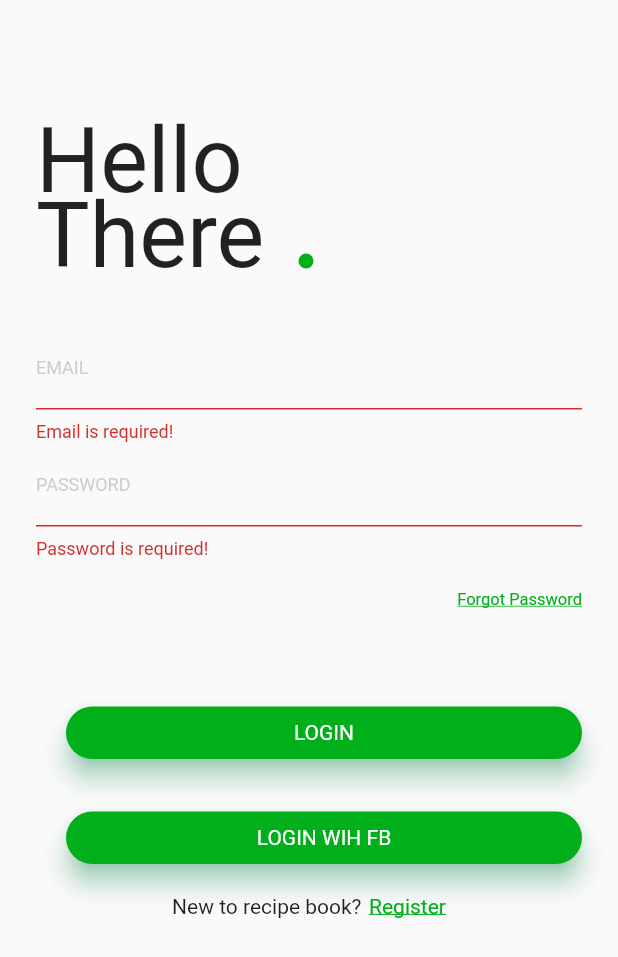
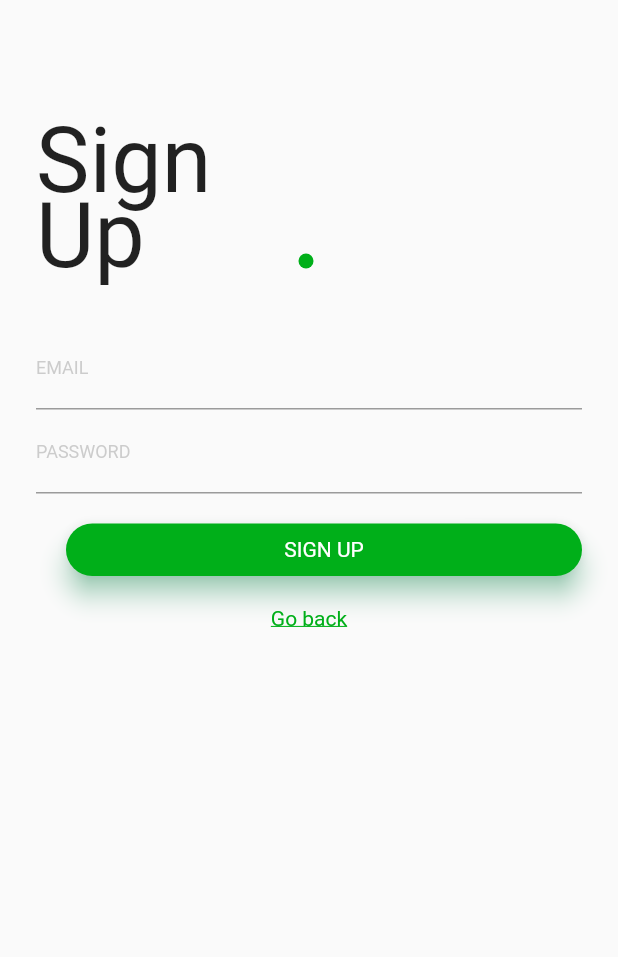
Before and after one commit to niktin04/RecipeBook, a Flutter app: the screen it shows after launch, after a tap on "LOGIN", after a tap on "Register", on a phone screen of 412 x 824 dp. Shown: the top 957 px of the screen. Run offline on Flutter 3.47's test engine with Material 2 defaults, Android fonts, the phone set to English and light mode, and no system bars; our stand-ins replace firebase_auth, firebase_core; accounts and stored records are empty.

Commit message:
Added signup functionality

```diff
--- a/lib/login_page.dart
+++ b/lib/login_page.dart
@@ -1,5 +1,6 @@
 import 'package:flutter/material.dart';
 import 'package:recipe_book/services/auth_service.dart';
+import 'package:recipe_book/signup_page.dart';
 
 class LoginPage extends StatefulWidget {
   @override
@@ -229,7 +230,13 @@ class _LoginPageState extends State<LoginPage> {
                 width: 5.0,
               ),
               InkWell(
-                onTap: () {},
+                onTap: () {
+                  Navigator.of(context).push(MaterialPageRoute(
+                    builder: (context) {
+                      return SignupPage();
+                    },
+                  ));
+                },
                 child: Text(
                   "Register",
                   style: TextStyle(
--- a/lib/services/auth_service.dart
+++ b/lib/services/auth_service.dart
@@ -35,4 +35,10 @@ class AuthService {
       ErrorHandler().errorDialog(context, e);
     });
   }
+
+  // Sign up a new user
+  signUp(String email, String password) {
+    return FirebaseAuth.instance
+        .createUserWithEmailAndPassword(email: email, password: password);
+  }
 }
--- a/lib/signup_page.dart
+++ b/lib/signup_page.dart
@@ -0,0 +1,200 @@
+import 'package:flutter/material.dart';
+import 'package:recipe_book/services/auth_service.dart';
+import 'package:recipe_book/services/error_handler.dart';
+
+class SignupPage extends StatefulWidget {
+  @override
+  _SignupPageState createState() => _SignupPageState();
+}
+
+class _SignupPageState extends State<SignupPage> {
+  final formKey = new GlobalKey<FormState>();
+
+  String email = "", password = "";
+  Color greenColour = Color(0xFF00AF19);
+
+  // To check fields during submit
+  checkFields() {
+    final form = formKey.currentState!;
+    if (form.validate()) {
+      form.save();
+      return true;
+    } else {
+      return false;
+    }
+  }
+
+  // To validate email
+  String? validateEmail(String value) {
+    RegExp regex = new RegExp(r"^(\w|\.|\_|\-)+[@](\w|\_|\-|\.)+[.]\w{2,3}$");
+    if (!regex.hasMatch(value))
+      return 'Enter Valid Email';
+    else
+      return null;
+  }
+
+  @override
+  Widget build(BuildContext context) {
+    return Scaffold(
+      body: Container(
+        height: MediaQuery.of(context).size.height,
+        width: MediaQuery.of(context).size.width,
+        child: Form(
+          key: formKey,
+          child: _buildSignupForm(),
+        ),
+      ),
+    );
+  }
+
+  _buildSignupForm() {
+    return Padding(
+      padding: const EdgeInsets.only(left: 24.0, right: 24.0),
+      child: ListView(
+        children: [
+          SizedBox(
+            height: 72.0,
+          ),
+          Container(
+            height: 120.0,
+            width: 200.0,
+            child: Stack(
+              children: [
+                Text(
+                  "Sign",
+                  style: TextStyle(fontSize: 60.0),
+                ),
+                Positioned(
+                  top: 50.0,
+                  child: Text(
+                    "Up",
+                    style: TextStyle(fontSize: 60.0),
+                  ),
+                ),
+                Positioned(
+                  top: 97.0,
+                  left: 175.0,
+                  child: Container(
+                    height: 10.0,
+                    width: 10.0,
+                    decoration: BoxDecoration(
+                      shape: BoxShape.circle,
+                      color: greenColour,
+                    ),
+                  ),
+                )
+              ],
+            ),
+          ),
+          SizedBox(
+            height: 25.0,
+          ),
+          TextFormField(
+            decoration: InputDecoration(
+              labelText: "EMAIL",
+              labelStyle: TextStyle(
+                fontSize: 12.0,
+                color: Colors.grey.withOpacity(0.5),
+              ),
+              focusedBorder: UnderlineInputBorder(
+                borderSide: BorderSide(
+                  color: greenColour,
+                ),
+              ),
+            ),
+            onChanged: (value) {
+              this.email = value;
+            },
+            validator: (value) {
+              if (value == null || value.isEmpty) {
+                return "Email is required!";
+              }
+              return validateEmail(value);
+            },
+          ),
+          TextFormField(
+            decoration: InputDecoration(
+              labelText: "PASSWORD",
+              labelStyle: TextStyle(
+                fontSize: 12.0,
+                color: Colors.grey.withOpacity(0.5),
+              ),
+              focusedBorder: UnderlineInputBorder(
+                borderSide: BorderSide(
+                  color: greenColour,
+                ),
+              ),
+            ),
+            obscureText: true,
+            onChanged: (value) {
+              this.password = value;
+            },
+            validator: (value) {
+              if (value == null || value.isEmpty) {
+                return "Password is required!";
+              } else {
+                return null;
+              }
+            },
+          ),
+          SizedBox(
+            height: 5.0,
+          ),
+          GestureDetector(
+            onTap: () {
+              if (checkFields()) {
+                AuthService().signUp(email, password).then((userCreds) {
+                  Navigator.of(context).pop();
+                }).catchError((e) {
+                  ErrorHandler().errorDialog(context, e);
+                });
+              }
+            },
+            child: Container(
+              height: 50.0,
+              alignment: Alignment(1.0, 0.0),
+              padding: EdgeInsets.only(
+                top: 15.0,
+                left: 20.0,
+              ),
+              child: Material(
+                borderRadius: BorderRadius.circular(20.0),
+                shadowColor: Colors.greenAccent,
+                color: greenColour,
+                elevation: 7.0,
+                child: Center(
+                  child: Text(
+                    "SIGN UP",
+                    style: TextStyle(
+                      color: Colors.white,
+                    ),
+                  ),
+                ),
+              ),
+            ),
+          ),
+          SizedBox(
+            height: 20.0,
+          ),
+          Row(
+            mainAxisAlignment: MainAxisAlignment.center,
+            children: [
+              InkWell(
+                onTap: () {
+                  Navigator.of(context).pop();
+                },
+                child: Text(
+                  "Go back",
+                  style: TextStyle(
+                    color: greenColour,
+                    decoration: TextDecoration.underline,
+                  ),
+                ),
+              ),
+            ],
+          ),
+        ],
+      ),
+    );
+  }
+}
```
